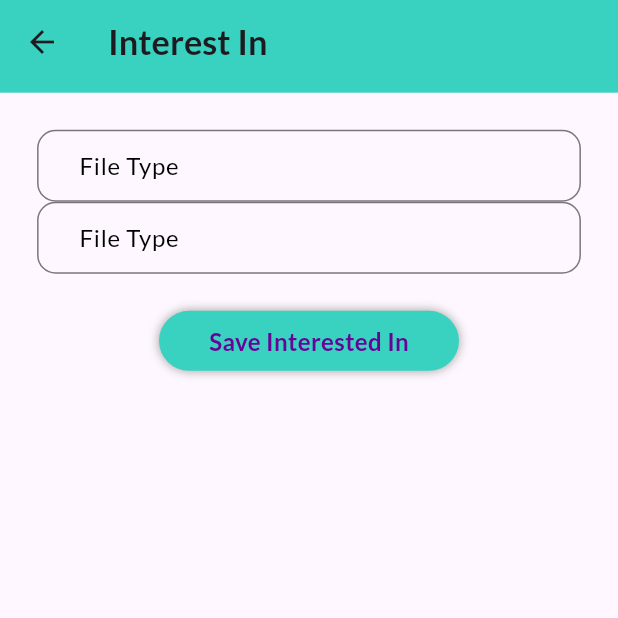
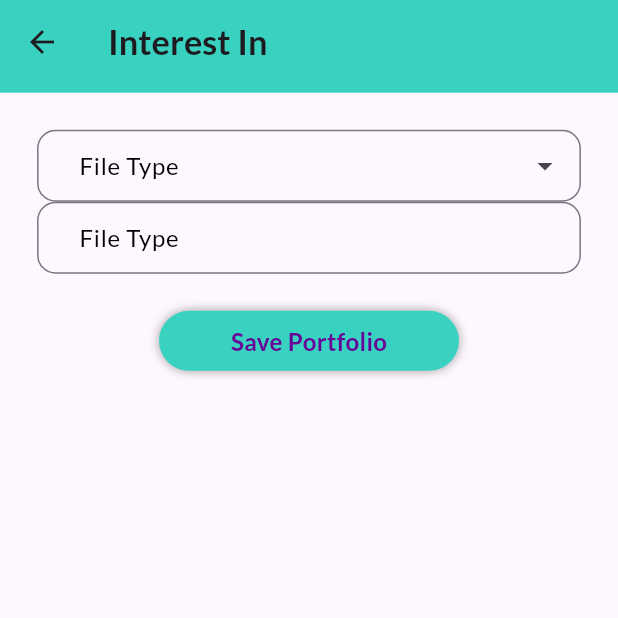
Before and after one commit to rn-297/kalakar, a Flutter app: the ArtistPortfolioFormPage screen opened by its route, on a phone screen of 412 x 824 dp, the top half of it. Run offline on Flutter 3.47's test engine with Material 3 defaults, Android fonts, the phone set to English and light mode, and no system bars; drawn by our look-alikes of dropdown_search; our stand-ins replace connectivity_plus, csv, file_picker, flutter_screenutil, flutter_svg, get and 7 more; missing offline and left inert: otp_input_editor, pdfx; accounts and stored records are empty.

Commit message:
portfolio start

```diff
--- a/lib/controller/artist_profile_controller.dart
+++ b/lib/controller/artist_profile_controller.dart
@@ -173,6 +173,7 @@ class ArtistProfileController extends GetxController {
   List<ExperienceList> artistExperienceList = [];
   List<String> genderList = ["Male", "Female", "Other"];
   List<String> interestInList = ["Films", "Web series", "Advertise"];
+  List<String> fileTypeList = ["IMAGE", "VIDEO"];
   List<String> maritalStatusList = ["Single", "Married", "Divorced"];
   List<String> comfortableInList = ["Bold look", "Clean shave", "Bikini shoot"];
   List<String> hairColorList = [
@@ -600,7 +601,7 @@ class ArtistProfileController extends GetxController {
       body['UserID'] = loginTable.userID;
       body['ArtistProfile_PortfolioID'] = artistPortfolioId;
       body['FK_AccountID'] = loginTable.accountID;
-      body['FileType'] = '';
+      body['FileType'] = fileTypeTEController.text;
 
       Map<String, File> files = {
         'FilePath': File(""),
@@ -974,8 +975,11 @@ class ArtistProfileController extends GetxController {
           adharCardTEController.text =
               artistDocumentsList[0].adharCard.toString().split("/").last;
           adharCardImage = artistDocumentsList[0].adharCard.toString();
-          filmCorporationCrdTEController.text =
-              artistDocumentsList[0].fileCorporationCard.toString().split("/").last;
+          filmCorporationCrdTEController.text = artistDocumentsList[0]
+              .fileCorporationCard
+              .toString()
+              .split("/")
+              .last;
           filmCorporationCardImage =
               artistDocumentsList[0].fileCorporationCard.toString();
 
@@ -1519,4 +1523,8 @@ class ArtistProfileController extends GetxController {
     }
     Get.toNamed(RouteHelper.artistExperienceForm);
   }
+
+  void setFileTypeValue(String selectedItem) {
+    fileTypeTEController.text = selectedItem;
+  }
 }
--- a/lib/utils/kalakar_constants.dart
+++ b/lib/utils/kalakar_constants.dart
@@ -304,6 +304,7 @@ class KalakarConstants {
   static const String saveExperience = "Save Experience";
   static const String saveHobby = "Save Hobby";
   static const String saveInterestedIn = "Save Interested In";
+  static const String savePortfolio = "Save Portfolio";
   static const String deleteEducation = "Delete Education";
   static const String deleteComfortableIn = "Delete Comfortable In";
   static const String deleteHobby = "Delete Hobby";
--- a/lib/views/bottom_navigation/artist/artist_portfolio_form_page.dart
+++ b/lib/views/bottom_navigation/artist/artist_portfolio_form_page.dart
@@ -5,6 +5,7 @@ import 'package:responsive_builder/responsive_builder.dart';
 
 import '../../../controller/artist_profile_controller.dart';
 import '../../../custom_widgets/button_mobile_widget.dart';
+import '../../../custom_widgets/custom_dropdown_search.dart';
 import '../../../helper/common_widgets.dart';
 import '../../../helper/kalakar_colors.dart';
 import '../../../helper/textfield_validators.dart';
@@ -86,15 +87,18 @@ class ArtistPortfolioFormPage extends StatelessWidget {
           child: Form(
             key: controller.formPortFolioKey,
             child: Column(children: [
-              CommonWidgets.commonMobileTextField(
-                  controller: controller.fileTypeTEController,
-                  labelText: KalakarConstants.fileType,
-                  obscureText: false,
-                  textInputType: TextInputType.text,
-                  passwordVisibility: false,
-                  borderRadius: 12.r,
-                  togglePasswordVisibility: () {},
-                  validator: Validator.validateFileType),
+              CustomDropdownSearch(
+                validator: Validator.validateInterestedIn,
+                items: controller.interestInList,
+                titleText: KalakarConstants.fileType,
+                selectedItem: controller.fileTypeTEController.text.isEmpty
+                    ? null
+                    : controller.fileTypeTEController.text,
+                labelText: KalakarConstants.fileType,
+                onItemSelected: (selectedItem) {
+                  controller.setFileTypeValue(selectedItem);
+                },
+              ),
 
               CommonWidgets.commonMobileTextField(
                   controller: controller.filePathTEController,
@@ -114,7 +118,7 @@ class ArtistPortfolioFormPage extends StatelessWidget {
                 },
                 borderRadius: 50.r,
                 fontSize: 14.sp,
-                text: KalakarConstants.saveInterestedIn,
+                text: KalakarConstants.savePortfolio,
                 horizontalPadding: 20.w,
                 verticalPadding: 8.h,
               ),
```
